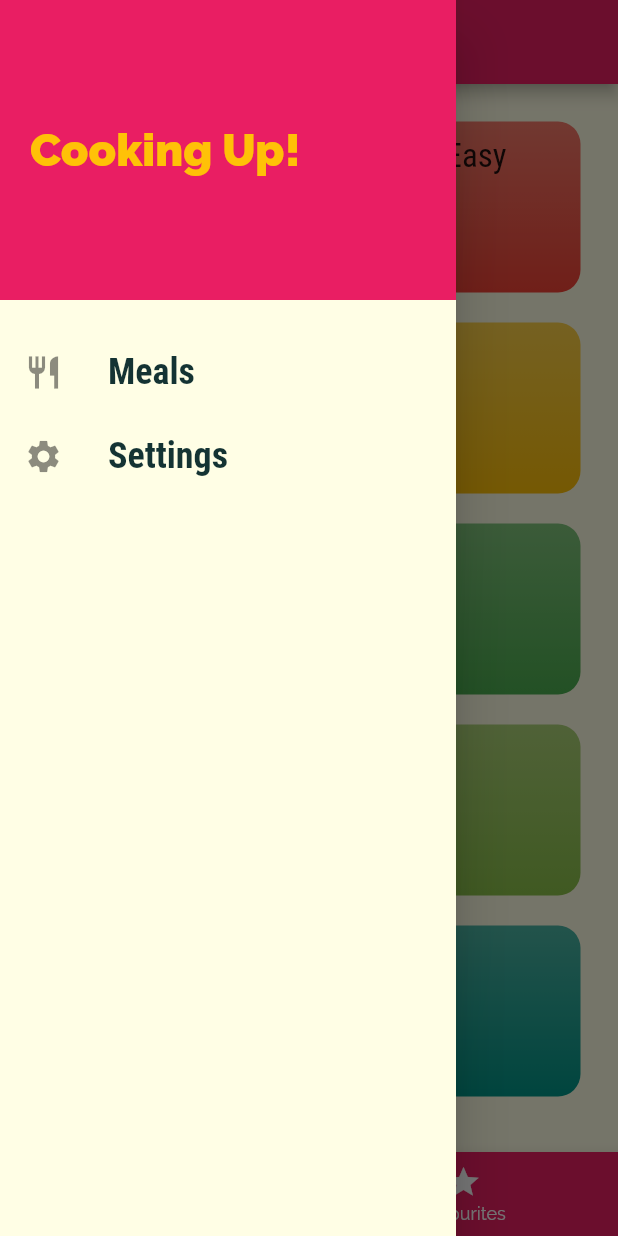
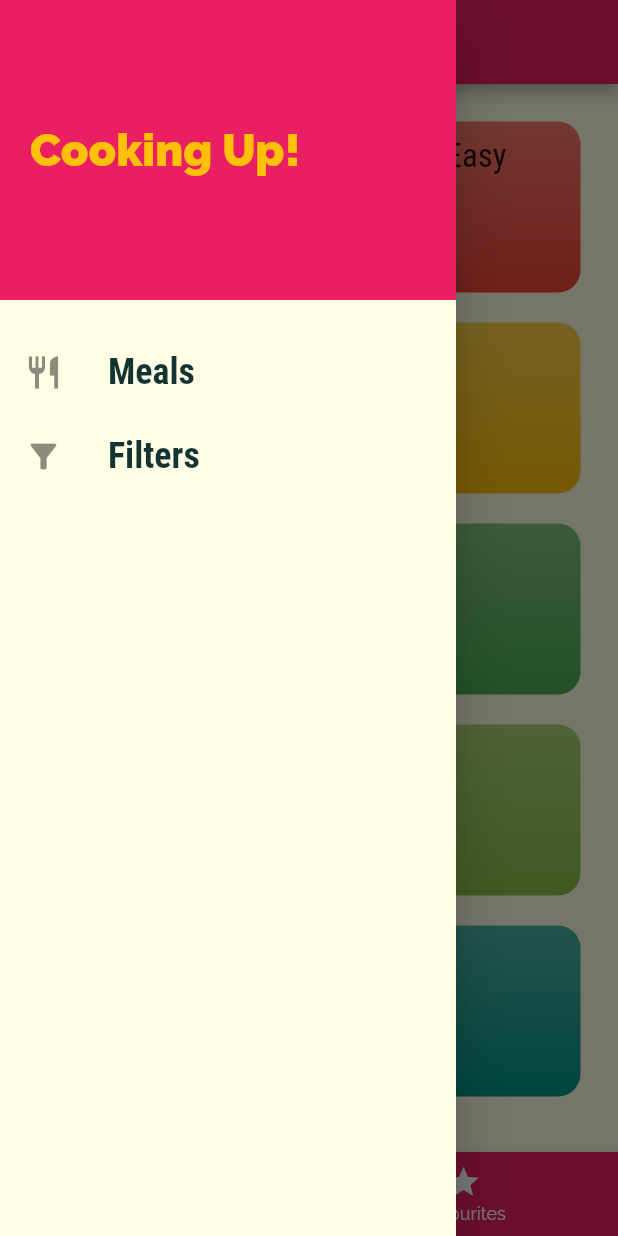
Before and after one commit to My-Flutter-Learning/meals_app, a Flutter app: the screen it shows after launch, with the side drawer open, on a phone screen of 412 x 824 dp. Run offline on Flutter 3.47's test engine with Material 2 defaults, Android fonts, the phone set to English and light mode, and no system bars.

Commit message:
Replacing pages instead of pushing
The pushReplacementNamed() replaces the previous screen with the incoming screen preventing backward navigation

```diff
--- a/lib/screens/filters_screen.dart
+++ b/lib/screens/filters_screen.dart
@@ -1,4 +1,5 @@
 import 'package:flutter/material.dart';
+import 'package:meals_app/widgets/main_drawer.dart';
 
 class FilterScreen extends StatelessWidget {
   static const routeName = '/filterscreen';
@@ -6,6 +7,9 @@ class FilterScreen extends StatelessWidget {
 
   @override
   Widget build(BuildContext context) {
-    return Scaffold(body: Center(child: Text('Filters')));
+    return  Scaffold(
+        appBar: AppBar(title: const Text('Filters')),
+        drawer: const MainDrawer(),
+        body: const Center(child: Text('Filters')));
   }
 }
--- a/lib/widgets/main_drawer.dart
+++ b/lib/widgets/main_drawer.dart
@@ -40,8 +40,8 @@ class MainDrawer extends StatelessWidget {
           const SizedBox(
             height: 20,
           ),
-          buildListTile('Meals', Icons.restaurant, () => Navigator.of(context).pushNamed('/')),
-          buildListTile('Settings', Icons.settings, () => Navigator.of(context).pushNamed(FilterScreen.routeName)),
+          buildListTile('Meals', Icons.restaurant, () => Navigator.of(context).pushReplacementNamed('/')),
+          buildListTile('Filters', Icons.filter_alt, () => Navigator.of(context).pushReplacementNamed(FilterScreen.routeName)),
         ],
       ),
     );
```
